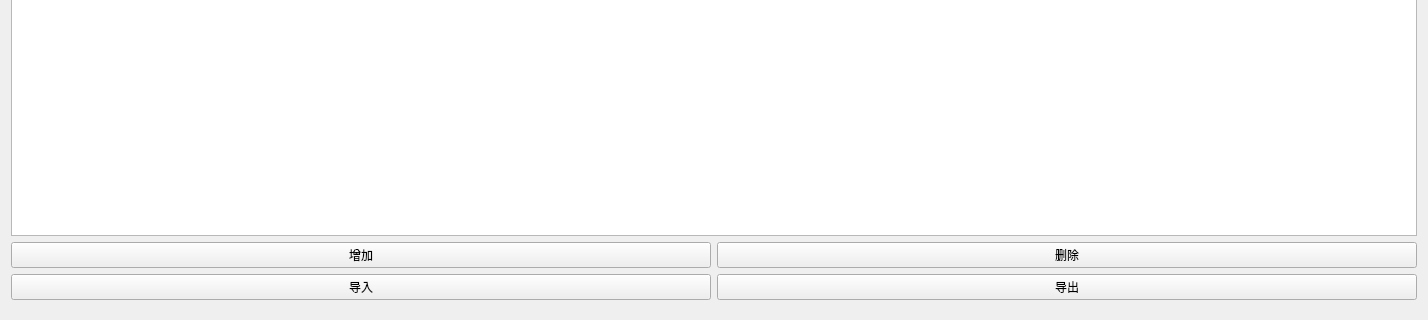
Qt form widgets/strengthDisturb/equipmentBalance/equipmentBalanceMainUI.ui (Belos10/Equip) before a commit; both pictures show x 0 to 1428 and y 442 to 762 of the 1428 by 762 pixel window.
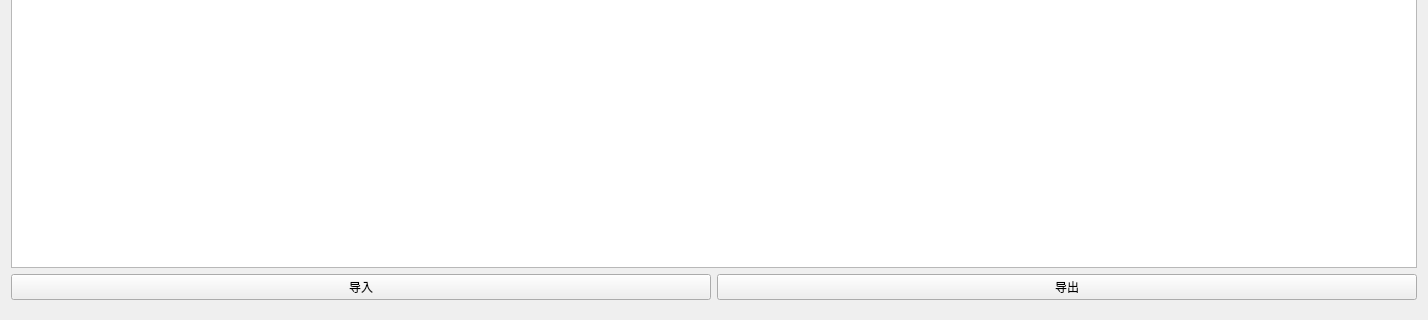
The same form after that commit.

What changed in the file:
```diff
--- a/widgets/strengthDisturb/equipmentBalance/equipmentBalanceMainUI.ui
+++ b/widgets/strengthDisturb/equipmentBalance/equipmentBalanceMainUI.ui
@@ -37,33 +37,19 @@
        <item>
         <layout class="QGridLayout" name="gridLayout_2">
          <item row="0" column="0">
-          <widget class="QPushButton" name="pb_add">
-           <property name="text">
-            <string>增加</string>
-           </property>
-          </widget>
-         </item>
-         <item row="1" column="0">
           <widget class="QPushButton" name="pb_input">
            <property name="text">
             <string>导入</string>
            </property>
           </widget>
          </item>
-         <item row="1" column="1">
+         <item row="0" column="1">
           <widget class="QPushButton" name="pb_output">
            <property name="text">
             <string>导出</string>
            </property>
           </widget>
          </item>
-         <item row="0" column="1">
-          <widget class="QPushButton" name="pb_delete">
-           <property name="text">
-            <string>删除</string>
-           </property>
-          </widget>
-         </item>
         </layout>
        </item>
       </layout>
```
